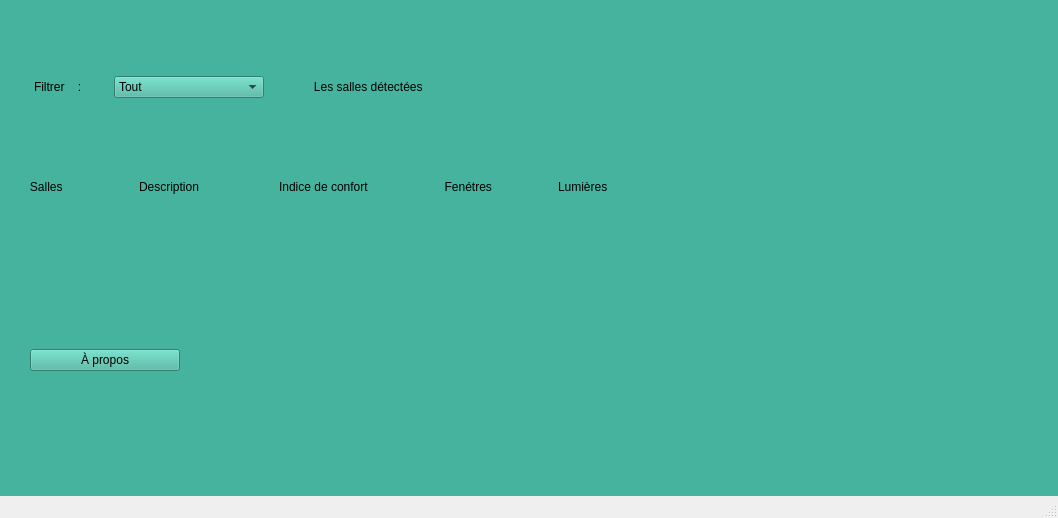
First picture: the form in eco-classroom/ihmecoclassroom.ui, repository bts-lasalle-avignon-projets/eco-classroom-2022, before the edit.
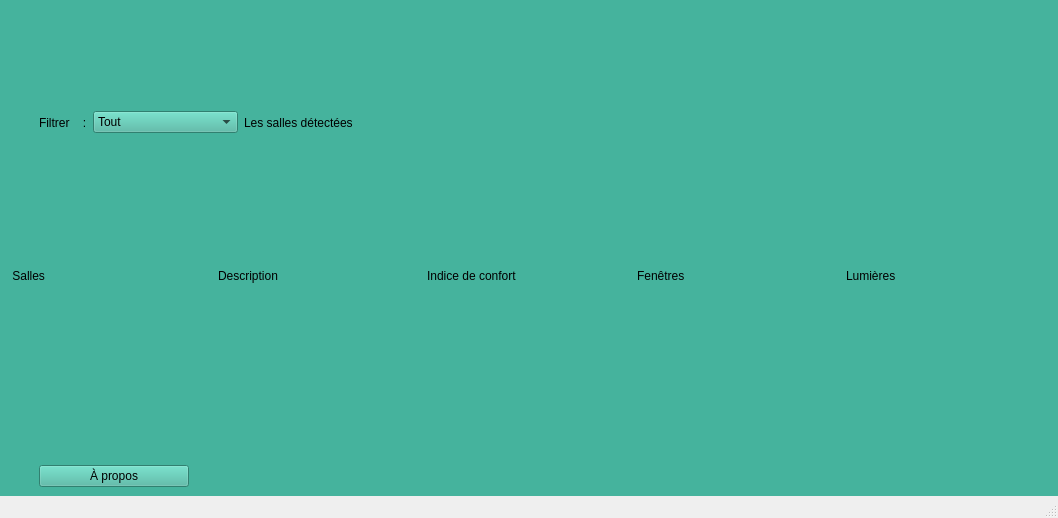
Second picture: the form after the edit.

Commit message: ECO22-16-Ajouter des attributs class ihm-eco-classeoom

Patch:
```diff
--- a/eco-classroom/ihmecoclassroom.ui
+++ b/eco-classroom/ihmecoclassroom.ui
@@ -17,15 +17,8 @@
    <property name="styleSheet">
     <string notr="true">background:rgb( 69, 179, 157)</string>
    </property>
-   <widget class="QWidget" name="verticalLayoutWidget">
-    <property name="geometry">
-     <rect>
-      <x>0</x>
-      <y>0</y>
-      <width>691</width>
-      <height>371</height>
-     </rect>
-    </property>
+   <layout class="QVBoxLayout" name="verticalLayout">
+    <item>
     <layout class="QVBoxLayout" name="principalLayout">
      <item>
       <spacer name="verticalSpacer_2">
@@ -51,7 +44,7 @@
           <number>30</number>
          </property>
          <property name="rightMargin">
-          <number>230</number>
+           <number>0</number>
          </property>
          <item>
           <widget class="QLabel" name="labelFiltrer">
@@ -100,12 +93,12 @@
           <widget class="QLabel" name="listlabel">
            <property name="maximumSize">
             <size>
-             <width>180</width>
+              <width>177</width>
              <height>16777215</height>
             </size>
            </property>
            <property name="text">
-            <string>            Les salles détectées</string>
+             <string>Les salles détectées</string>
            </property>
            <property name="textFormat">
             <enum>Qt::AutoText</enum>
@@ -115,6 +108,19 @@
            </property>
           </widget>
          </item>
+          <item>
+           <spacer name="horizontalSpacer">
+            <property name="orientation">
+             <enum>Qt::Horizontal</enum>
+            </property>
+            <property name="sizeHint" stdset="0">
+             <size>
+              <width>40</width>
+              <height>20</height>
+             </size>
+            </property>
+           </spacer>
+          </item>
         </layout>
        </item>
       </layout>
@@ -126,7 +132,7 @@
          <item>
           <widget class="QLabel" name="labelSalles">
            <property name="text">
-            <string>         Salles</string>
+             <string> Salles</string>
            </property>
           </widget>
          </item>
@@ -147,7 +153,7 @@
          <item>
           <widget class="QLabel" name="labefenetres">
            <property name="text">
-            <string>        Fenétres</string>
+             <string>Fenêtres</string>
            </property>
           </widget>
          </item>
@@ -205,7 +211,8 @@
       </layout>
      </item>
     </layout>
-   </widget>
+    </item>
+   </layout>
   </widget>
   <widget class="QMenuBar" name="menubar">
    <property name="geometry">
```
Left out of the diff: 2 changed lines with no effect on the pictures. Lines whose indentation alone changed are shown as unchanged. The commit also changes 8 other files.
